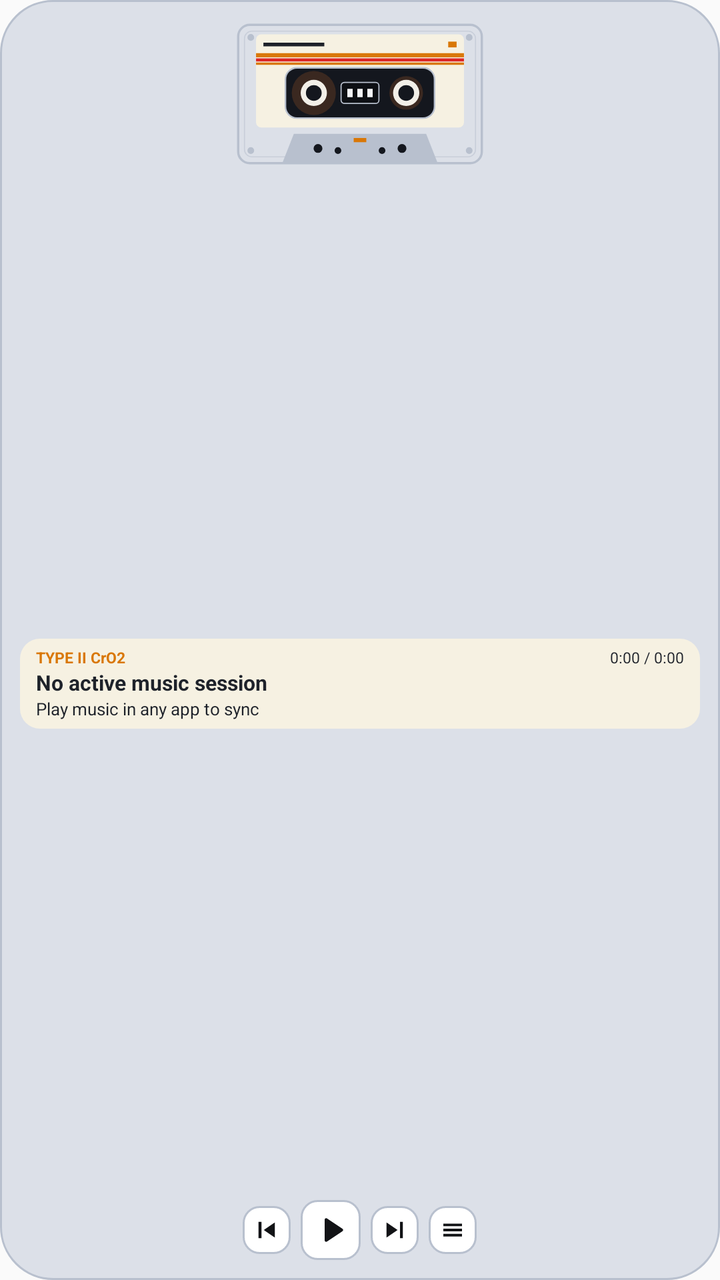
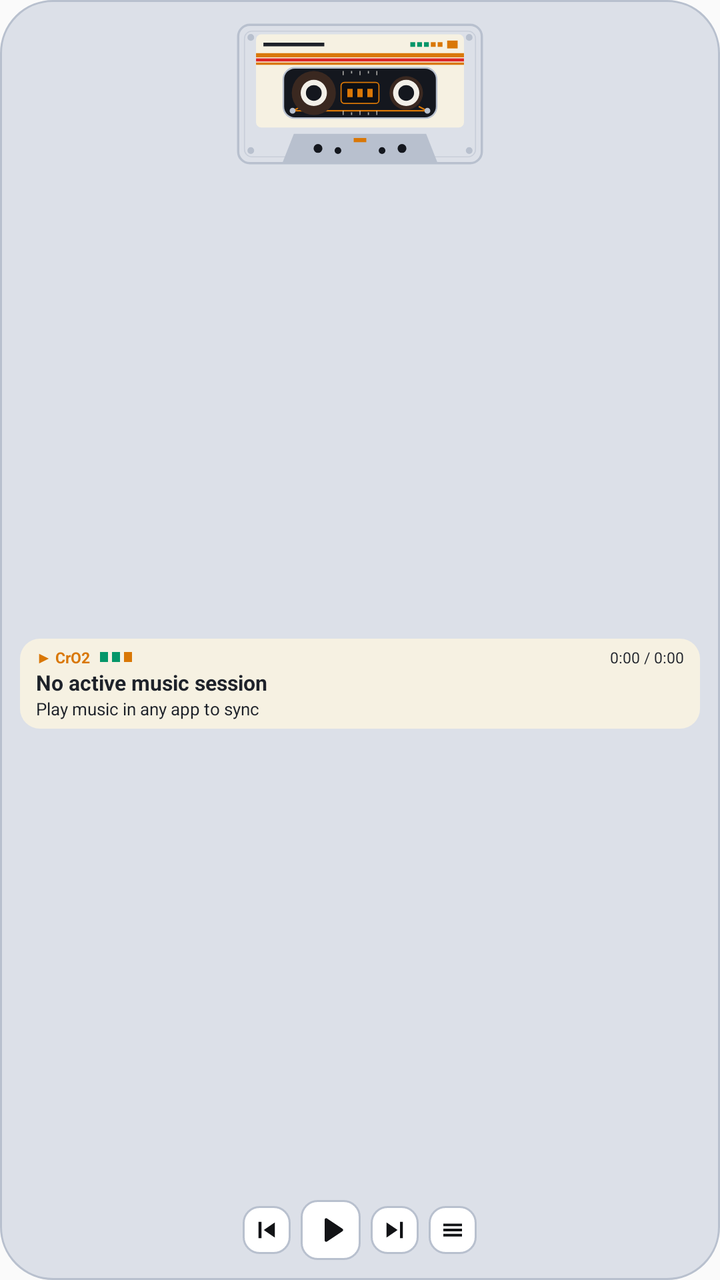

Compare the two renders of this Android layout. The source of the first and the diff that turns it into the second are given below.
<!-- AndroidManifest.xml: application theme Theme.OneUiExtraWidgets -->
<!-- res/layout/widget_preview_cassette.xml -->
<?xml version="1.0" encoding="utf-8"?>
<LinearLayout xmlns:android="http://schemas.android.com/apk/res/android"
    xmlns:tools="http://schemas.android.com/tools"
    android:layout_width="match_parent"
    android:layout_height="match_parent"
    android:background="@drawable/bg_preview_cassette_shell"
    android:gravity="center_horizontal"
    android:orientation="vertical"
    android:padding="10dp"
    tools:ignore="UseAppTint">

    <ImageView
        android:layout_width="126dp"
        android:layout_height="74dp"
        android:contentDescription="@string/widget_music_cassette_title"
        android:src="@drawable/ic_preview_cassette_deck" />

    <FrameLayout
        android:layout_width="match_parent"
        android:layout_height="0dp"
        android:layout_weight="1" />

    
    <LinearLayout
        android:layout_width="match_parent"
        android:layout_height="wrap_content"
        android:background="@drawable/bg_preview_cassette_label"
        android:orientation="vertical"
        android:paddingStart="8dp"
        android:paddingTop="4dp"
        android:paddingEnd="8dp"
        android:paddingBottom="4dp">

        <LinearLayout
            android:layout_width="match_parent"
            android:layout_height="wrap_content"
            android:gravity="center_vertical"
            android:orientation="horizontal">

            <TextView
                android:layout_width="wrap_content"
                android:layout_height="wrap_content"
                android:text="TYPE II CrO2"
                android:textColor="@color/oneui_preview_cassette_stripe_amber"
                android:textSize="7.5sp"
                android:textStyle="bold" />

            <FrameLayout
                android:layout_width="0dp"
                android:layout_height="1dp"
                android:layout_weight="1" />

            <TextView
                android:layout_width="wrap_content"
                android:layout_height="wrap_content"
                android:text="0:00 / 0:00"
                android:textColor="@color/oneui_preview_cassette_label_text"
                android:textSize="7.5sp" />
        </LinearLayout>

        <TextView
            android:layout_width="match_parent"
            android:layout_height="wrap_content"
            android:ellipsize="end"
            android:maxLines="1"
            android:text="@string/music_no_track"
            android:textColor="@color/oneui_preview_cassette_label_text"
            android:textSize="10.5sp"
            android:textStyle="bold" />

        <TextView
            android:layout_width="match_parent"
            android:layout_height="wrap_content"
            android:ellipsize="end"
            android:maxLines="1"
            android:text="@string/music_tap_to_play"
            android:textColor="@color/oneui_preview_cassette_label_text"
            android:textSize="8.5sp" />
    </LinearLayout>

    <FrameLayout
        android:layout_width="match_parent"
        android:layout_height="0dp"
        android:layout_weight="1" />

    
    <LinearLayout
        android:layout_width="wrap_content"
        android:layout_height="wrap_content"
        android:gravity="center_vertical"
        android:orientation="horizontal">

        <ImageView
            android:layout_width="24dp"
            android:layout_height="24dp"
            android:background="@drawable/bg_preview_cassette_btn"
            android:contentDescription="@string/widget_music_cassette_title"
            android:padding="5dp"
            android:src="@drawable/ic_media_prev"
            android:tint="@color/oneui_preview_cassette_btn_text" />

        <ImageView
            android:layout_width="30dp"
            android:layout_height="30dp"
            android:layout_marginStart="5dp"
            android:background="@drawable/bg_preview_cassette_btn"
            android:contentDescription="@string/widget_music_cassette_title"
            android:padding="6dp"
            android:src="@drawable/ic_media_play"
            android:tint="@color/oneui_preview_cassette_btn_text" />

        <ImageView
            android:layout_width="24dp"
            android:layout_height="24dp"
            android:layout_marginStart="5dp"
            android:background="@drawable/bg_preview_cassette_btn"
            android:contentDescription="@string/widget_music_cassette_title"
            android:padding="5dp"
            android:src="@drawable/ic_media_next"
            android:tint="@color/oneui_preview_cassette_btn_text" />

        <ImageView
            android:layout_width="24dp"
            android:layout_height="24dp"
            android:layout_marginStart="5dp"
            android:background="@drawable/bg_preview_cassette_btn"
            android:contentDescription="@string/widget_music_cassette_title"
            android:padding="5dp"
            android:src="@drawable/ic_media_menu"
            android:tint="@color/oneui_preview_cassette_btn_text" />
    </LinearLayout>
</LinearLayout>
<!-- resources referenced by this layout -->
<resources>
  <color name="oneui_preview_cassette_btn_text">#FF121316</color>
  <color name="oneui_preview_cassette_label_text">#FF1E222A</color>
  <color name="oneui_preview_cassette_stripe_amber">#FFD97706</color>
  <!-- drawable bg_preview_cassette_btn (drawable) -->
  <?xml version="1.0" encoding="utf-8"?>
  <shape xmlns:android="http://schemas.android.com/apk/res/android"
      android:shape="rectangle">
      <solid android:color="@color/oneui_preview_cassette_btn_bg" />
      <stroke
          android:width="1dp"
          android:color="@color/oneui_preview_cassette_bevel" />
      <corners android:radius="8dp" />
  </shape>
  <!-- drawable bg_preview_cassette_label (drawable) -->
  <?xml version="1.0" encoding="utf-8"?>
  <shape xmlns:android="http://schemas.android.com/apk/res/android"
      android:shape="rectangle">
      <solid android:color="@color/oneui_preview_cassette_label" />
      <corners android:radius="10dp" />
  </shape>
  <!-- drawable bg_preview_cassette_shell (drawable) -->
  <?xml version="1.0" encoding="utf-8"?>
  <shape xmlns:android="http://schemas.android.com/apk/res/android"
      android:shape="rectangle">
      <solid android:color="@color/oneui_preview_cassette_shell" />
      <stroke
          android:width="1dp"
          android:color="@color/oneui_preview_cassette_bevel" />
      <corners android:radius="26dp" />
  </shape>
  <!-- drawable ic_media_menu (drawable) -->
  <?xml version="1.0" encoding="utf-8"?>
  <vector xmlns:android="http://schemas.android.com/apk/res/android"
      android:width="24dp"
      android:height="24dp"
      android:viewportWidth="24"
      android:viewportHeight="24">
      <path
          android:fillColor="@color/oneui_preview_discman_btn_text"
          android:pathData="M4,6.5h16v2.2H4zM4,10.9h16v2.2H4zM4,15.3h16v2.2H4z" />
  </vector>
  <!-- drawable ic_media_next (drawable) -->
  <?xml version="1.0" encoding="utf-8"?>
  <vector xmlns:android="http://schemas.android.com/apk/res/android"
      android:width="24dp"
      android:height="24dp"
      android:viewportWidth="24"
      android:viewportHeight="24">
      <path
          android:fillColor="@color/oneui_preview_mp3_silver_text"
          android:pathData="M16.5,5H19v14h-2.5zM5,18.5L14.5,12 5,5.5z" />
  </vector>
  <!-- drawable ic_media_prev (drawable) -->
  <?xml version="1.0" encoding="utf-8"?>
  <vector xmlns:android="http://schemas.android.com/apk/res/android"
      android:width="24dp"
      android:height="24dp"
      android:viewportWidth="24"
      android:viewportHeight="24">
      <path
          android:fillColor="@color/oneui_preview_mp3_silver_text"
          android:pathData="M5,5h2.5v14H5zM9.5,12l9.5,6.5V5.5z" />
  </vector>
  <!-- drawable ic_preview_cassette_deck: vector/xml drawable (drawable, 3967 chars, omitted) -->
  <string name="music_no_track">No active music session</string>
  <string name="music_tap_to_play">Play music in any app to sync</string>
  <string name="widget_music_cassette_title">Retro Music: Cassette Walkman</string>
  <style name="Theme.OneUiExtraWidgets" parent="Theme.AppCompat.DayNight.NoActionBar">
          <item name="android:statusBarColor">@android:color/transparent</item>
          <item name="android:navigationBarColor">@android:color/transparent</item>
      </style>
  <color name="oneui_preview_cassette_btn_bg">#FFFFFFFF</color>
  <color name="oneui_preview_cassette_bevel">#FFB8C0CE</color>
  <color name="oneui_preview_cassette_label">#FFF6F1E2</color>
  <color name="oneui_preview_cassette_shell">#FFDCE0E8</color>
  <color name="oneui_preview_discman_btn_text">#FF121316</color>
  <color name="oneui_preview_mp3_silver_text">#FF232854</color>
  <!-- unchanged entries left out for length: 1 -->
</resources>

<!-- the commit's change to res/layout/widget_preview_cassette.xml (unified diff, before → after) -->
@@ -40,10 +40,28 @@
             <TextView
                 android:layout_width="wrap_content"
                 android:layout_height="wrap_content"
-                android:text="TYPE II CrO2"
+                android:text="▶ CrO2"
                 android:textColor="@color/oneui_preview_cassette_stripe_amber"
                 android:textSize="7.5sp"
                 android:textStyle="bold" />
+
+            <FrameLayout
+                android:layout_width="4dp"
+                android:layout_height="5dp"
+                android:layout_marginStart="5dp"
+                android:background="@color/oneui_preview_cassette_vu_green" />
+
+            <FrameLayout
+                android:layout_width="4dp"
+                android:layout_height="5dp"
+                android:layout_marginStart="2dp"
+                android:background="@color/oneui_preview_cassette_vu_green" />
+
+            <FrameLayout
+                android:layout_width="4dp"
+                android:layout_height="5dp"
+                android:layout_marginStart="2dp"
+                android:background="@color/oneui_preview_cassette_stripe_amber" />
 
             <FrameLayout
                 android:layout_width="0dp"
<!-- resource entries referenced after the edit -->
@@ -3,6 +3,7 @@
   <color name="oneui_preview_cassette_btn_text">#FF121316</color>
   <color name="oneui_preview_cassette_label_text">#FF1E222A</color>
   <color name="oneui_preview_cassette_stripe_amber">#FFD97706</color>
+  <color name="oneui_preview_cassette_vu_green">#FF059669</color>
   <!-- drawable bg_preview_cassette_btn (drawable) -->
   <?xml version="1.0" encoding="utf-8"?>
   <shape xmlns:android="http://schemas.android.com/apk/res/android"
@@ -63,7 +64,7 @@
           android:fillColor="@color/oneui_preview_mp3_silver_text"
           android:pathData="M5,5h2.5v14H5zM9.5,12l9.5,6.5V5.5z" />
   </vector>
-  <!-- drawable ic_preview_cassette_deck: vector/xml drawable (drawable, 3967 chars, omitted) -->
+  <!-- drawable ic_preview_cassette_deck: vector/xml drawable (drawable, 5026 chars, omitted) -->
   <string name="music_no_track">No active music session</string>
   <string name="music_tap_to_play">Play music in any app to sync</string>
   <string name="widget_music_cassette_title">Retro Music: Cassette Walkman</string>
